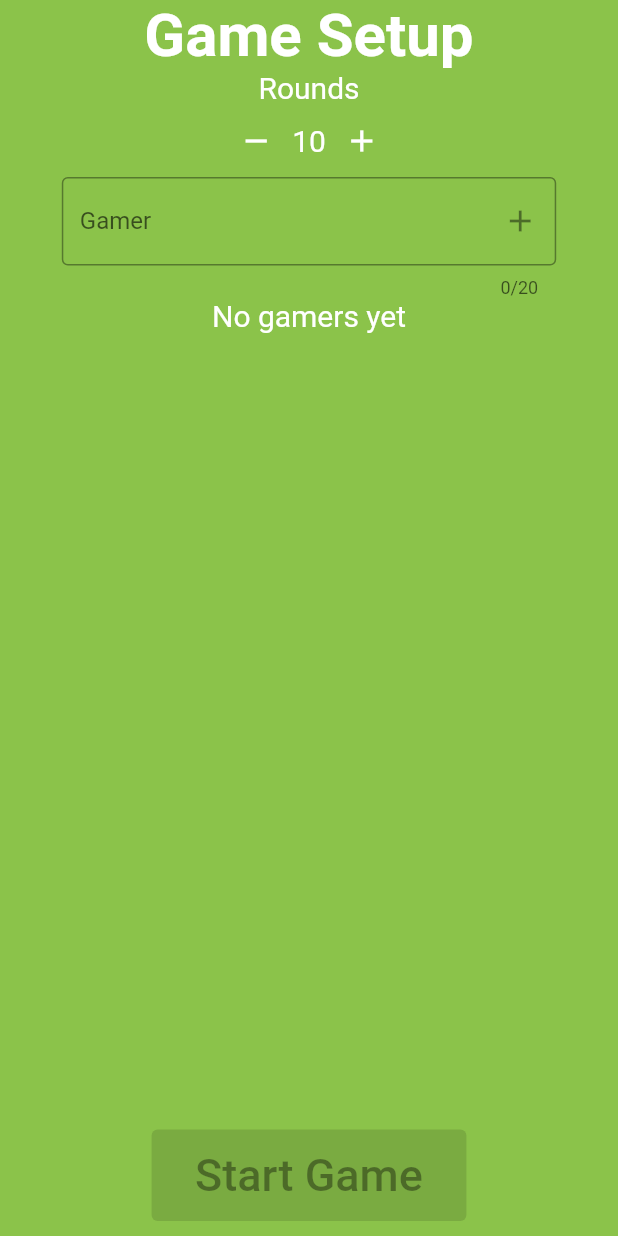
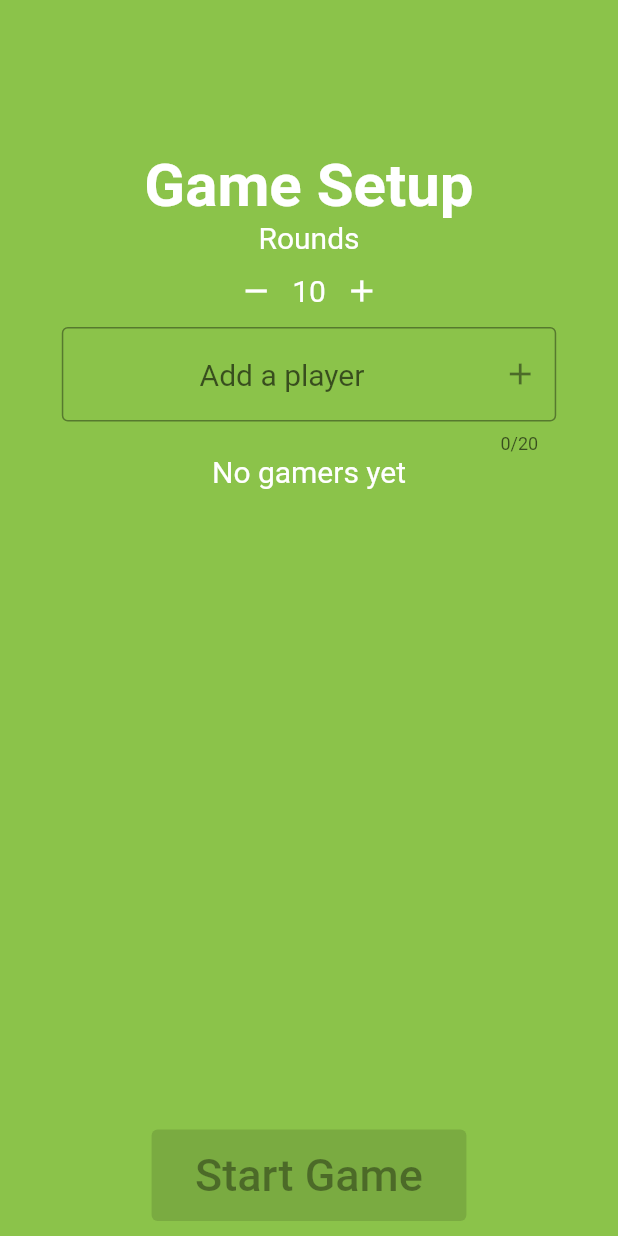
Before and after one commit to BlueAlder/big-toe-app, a Flutter app: the GameSetupPage screen opened directly, on a phone screen of 412 x 824 dp. Run offline on Flutter 3.47's test engine with Material 2 defaults, Android fonts, the light colour scheme and no system bars; our stand-ins replace animated_text_kit, cloud_firestore, firebase_core, get_it, google_fonts; missing offline and left inert: cloud_firestore_odm; accounts and stored records are empty; Roboto replaces fonts that are missing (Arimo, Corben).

Commit message:
doing some more shit iguess idkl

```diff
--- a/lib/models/game.model.dart
+++ b/lib/models/game.model.dart
@@ -24,6 +24,13 @@ class Game {
   @JsonKey(ignore: true)
   bool isGameOver = false;
 
+  // Static Fields
+  static const maxPlayers = 8;
+  static const minRoundCount = 10;
+  static const maxRoundCount = 100;
+
+
+  // Getters
   bool get isReadyToPlay {
     return players.length > 1;
   }
@@ -53,17 +60,17 @@ class Game {
 
   Game changeTotalRounds(int roundDelta) {
     int newRoundAmount = totalRounds + roundDelta;
-    if (newRoundAmount <= 100 && newRoundAmount > 0) {
+    if (newRoundAmount <= maxRoundCount && newRoundAmount > 0) {
       totalRounds = newRoundAmount;
     }
     return this;
   }
 
   Game addPlayer(String playerName) {
-    if (players.length < 8) {
+    if (players.length < maxPlayers) {
       players.add(playerName);
     } else {
-      // TODO: Show error message of max 8 players.
+      throw TooManyPlayersException();
     }
 
     return this;
@@ -106,3 +113,7 @@ class Game {
 
   Map<String, Object?> toJson() => _$GameToJson(this);
 }
+
+class TooManyPlayersException implements Exception {
+
+}
--- a/lib/setup/add-player.widget.dart
+++ b/lib/setup/add-player.widget.dart
@@ -16,10 +16,10 @@ class AddPlayer extends StatefulWidget {
 class _AddPlayerState extends State<AddPlayer> {
   final textController = TextEditingController();
 
-  void handleSubmitPlayer(String playerName) {
+  void handleSubmitPlayer(BuildContext context, String playerName) {
     if (playerName.isNotEmpty) {
       textController.text = "";
-      widget.addPlayer(playerName);
+      widget.addPlayer(context, playerName);
     }
 
   }
@@ -34,15 +34,21 @@ class _AddPlayerState extends State<AddPlayer> {
   Widget build(BuildContext context) {
     return TextField(
       controller: textController,
-      onSubmitted: handleSubmitPlayer,
+      onSubmitted: (value) => handleSubmitPlayer(context, value),
       onEditingComplete: (){},
       maxLength: 20,
+
+      textAlign: TextAlign.center,
+      style: styles.getRegularTextStyle(),
       decoration: InputDecoration(
-        border: OutlineInputBorder(),
-        labelText: 'Gamer',
+        border: const OutlineInputBorder(),
+        // labelText: 'Gamer',
+        hintText: "Add a player",
+        // filled: true,
+        fillColor: Colors.white,
         suffixIcon: IconButton(
             icon: const Icon(Icons.add),
-            onPressed: () => {handleSubmitPlayer(textController.text)}),
+            onPressed: () => {handleSubmitPlayer(context, textController.text)}),
       ),
     );
   }
--- a/lib/setup/player-list.widget.dart
+++ b/lib/setup/player-list.widget.dart
@@ -9,12 +9,14 @@ class PlayerList extends StatelessWidget {
   @override
   Widget build(BuildContext context) {
     if (players.isNotEmpty) {
-      return Column(children: [
-        Text("Our Gamers", style: styles.getRegularTextStyle()),
+      return Column(
+
+          children: [
+        Text("Our Players", style: styles.getRegularTextStyle()),
         GridView.count(
           crossAxisCount: 2,
           shrinkWrap: true,
-          childAspectRatio: (1 / 0.3),
+          childAspectRatio: (1 / 0.2),
           physics: const NeverScrollableScrollPhysics(),
           children: List.generate(players.length, (index) {
             return Center(
--- a/lib/setup/setup.dart
+++ b/lib/setup/setup.dart
@@ -3,13 +3,15 @@ import 'package:flutter/material.dart';
 import 'package:get_it/get_it.dart';
 import '../models/game.model.dart';
 import '../services/game.service.dart';
+import '../services/notification.service.dart';
 import '../shared/styles.dart' as styles;
 import '../game/game.page.dart';
 import 'player-list.widget.dart';
 import 'game-length.widget.dart';
 import 'add-player.widget.dart';
 
-GameService gameService = GetIt.I.get<GameService>();
+final gameService = GetIt.I.get<GameService>();
+final notificationService = GetIt.I.get<NotificationService>();
 
 class GameSetupPage extends StatefulWidget {
   const GameSetupPage({Key? key}) : super(key: key);
@@ -29,9 +31,13 @@ class _GameSetupPageState extends State<GameSetupPage> {
     });
   }
 
-  void addPlayer(String playerName) {
+  void addPlayer(BuildContext context, String playerName) {
     setState(() {
+      try {
       _game.addPlayer(playerName);
+      } on TooManyPlayersException  {
+        notificationService.showSnackBarMessage("Cannot have more than 8 players in a game", context);
+      }
     });
   }
 
@@ -67,6 +73,7 @@ class _GameSetupPageState extends State<GameSetupPage> {
                 child: Column(
               mainAxisAlignment: MainAxisAlignment.start,
               children: [
+                SizedBox(height: 100,),
                 Text("Game Setup", style: styles.getHeadingStyle()),
                 GameLengthSetting(
                     numRounds: _game.totalRounds, incrementFn: incrementRounds),
@@ -79,7 +86,7 @@ class _GameSetupPageState extends State<GameSetupPage> {
             )),
             Column(mainAxisAlignment: MainAxisAlignment.end, children: [
               Center(
-                  child: loadingGame ? const Text("Loading Game") : ElevatedButton(
+                  child: loadingGame ? const CircularProgressIndicator(color: Colors.orange,) : ElevatedButton(
                       onPressed: _game.isReadyToPlay ? () => handleStartGame(context) : null,
                       child: styles.getElevatedButtonChild("Start Game"),
                       style: styles.getElevatedButtonStyle())),
```
Also changed, not shown: lib/add-prompt/add-prompt.view.dart (+3 -9 lines), lib/main.dart (+9 -1 lines), lib/services/notification.service.dart (added, +16 -0 lines), pubspec.lock, 1 other file.
